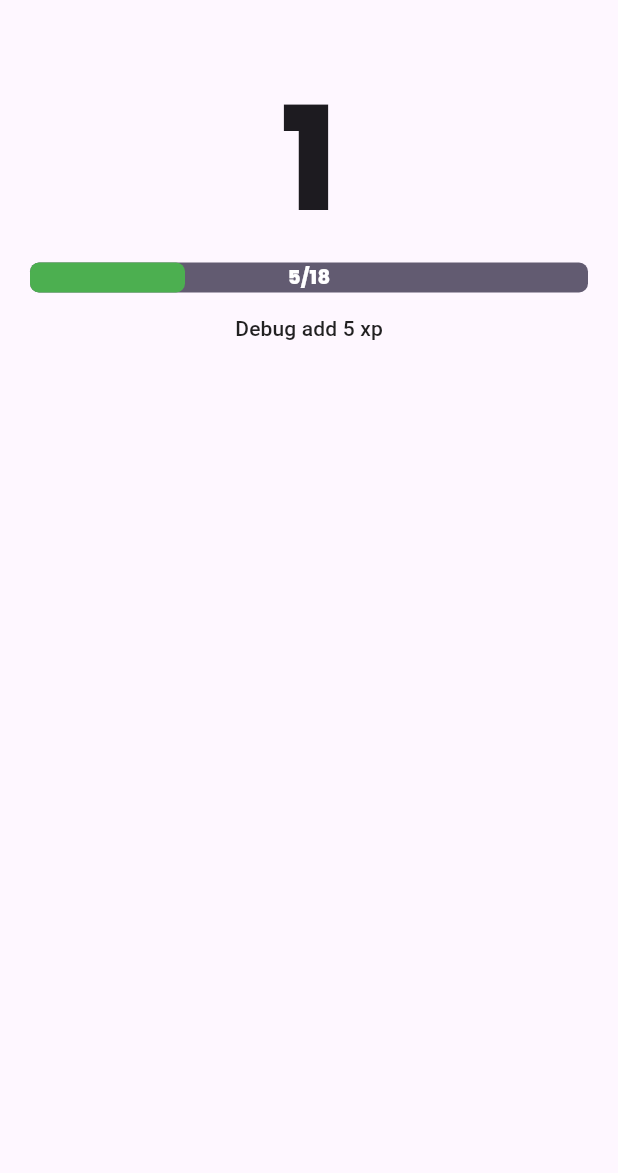
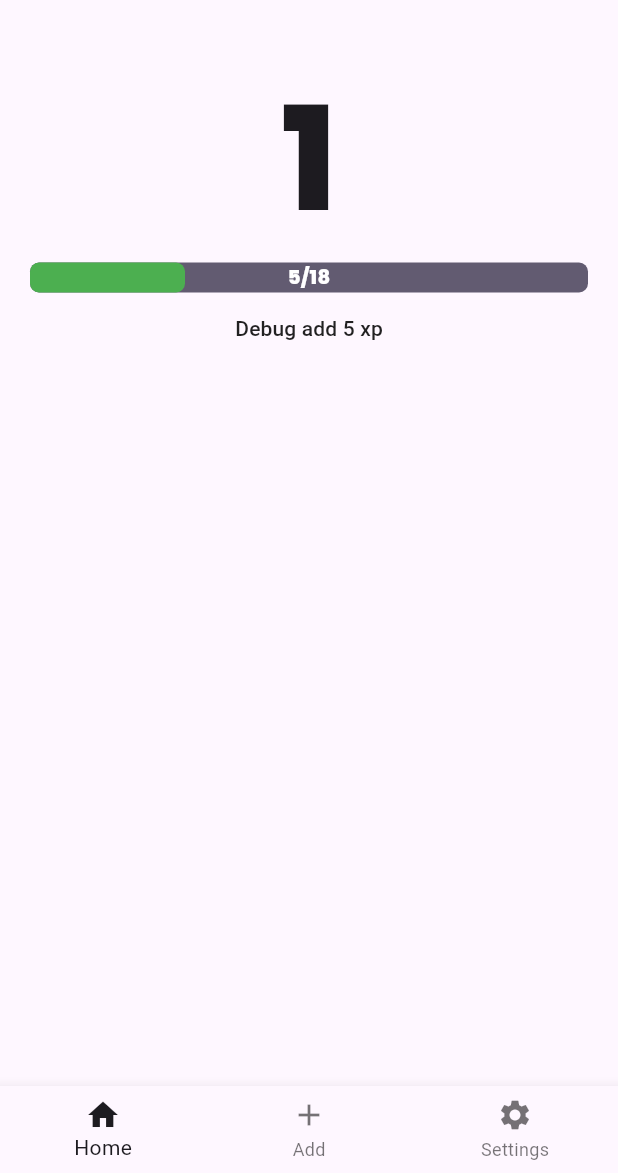
Before and after one commit to Notava1ble/levlin-flutter, a Flutter app: the screen it shows after launch, after a tap on "Debug add 5 xp", on a phone screen of 412 x 824 dp, the part 63-1236 px from its top. Run offline on Flutter 3.47's test engine with Material 3 defaults, Android fonts, the light colour scheme and no system bars; our stand-ins replace google_fonts, isar; accounts and stored records are empty; generated files the repository leaves out were written again.

Commit message:
Implement bottom navigation and add AddPage and SettingsPage

```diff
--- a/lib/main.dart
+++ b/lib/main.dart
@@ -1,6 +1,9 @@
 import 'package:flutter/material.dart';
 import 'package:levlin/database/quest_database.dart';
+import 'package:levlin/pages/add_page.dart';
 import 'package:levlin/pages/home_page.dart';
+import 'package:levlin/pages/settings_page.dart';
+import 'package:levlin/theme/theme_colors.dart';
 import 'package:levlin/theme/theme_provider.dart';
 import 'package:provider/provider.dart';
 
@@ -19,14 +22,58 @@ void main() async {
   );
 }
 
-class MainApp extends StatelessWidget {
+class MainApp extends StatefulWidget {
   const MainApp({super.key});
 
   @override
+  State<MainApp> createState() => _MainAppState();
+}
+
+class _MainAppState extends State<MainApp> {
+  int _selectedIndex = 0;
+  void _onItemTapped(int index) {
+    setState(() {
+      _selectedIndex = index;
+    });
+  }
+
+  @override
   Widget build(BuildContext context) {
-    return const MaterialApp(
+    return MaterialApp(
       debugShowCheckedModeBanner: false,
-      home: HomePage(),
+      home: Scaffold(
+        appBar: AppBar(
+          title: Text("Levlin", style: TextStyle(color: context.onSurface)),
+          elevation: 0,
+          backgroundColor: Colors.transparent,
+        ),
+        backgroundColor: context.surface,
+        bottomNavigationBar: Theme(
+          data: Theme.of(context).copyWith(
+            splashColor: Colors.transparent,
+            highlightColor: Colors.transparent,
+            splashFactory: NoSplash.splashFactory,
+          ),
+
+          child: BottomNavigationBar(
+            selectedItemColor: context.onSurface,
+            currentIndex: _selectedIndex,
+            onTap: _onItemTapped,
+            items: const [
+              BottomNavigationBarItem(icon: Icon(Icons.home), label: "Home"),
+              BottomNavigationBarItem(icon: Icon(Icons.add), label: "Add"),
+              BottomNavigationBarItem(
+                icon: Icon(Icons.settings),
+                label: "Settings",
+              ),
+            ],
+          ),
+        ),
+        body: IndexedStack(
+          index: _selectedIndex,
+          children: [HomePage(), AddPage(), SettingsPage()],
+        ),
+      ),
     );
   }
 }
--- /dev/null
+++ b/lib/pages/add_page.dart
@@ -0,0 +1,15 @@
+import 'package:flutter/material.dart';
+
+class AddPage extends StatefulWidget {
+  const AddPage({super.key});
+
+  @override
+  State<AddPage> createState() => _AddPageState();
+}
+
+class _AddPageState extends State<AddPage> {
+  @override
+  Widget build(BuildContext context) {
+    return Center(child: Text("Add Page"));
+  }
+}
--- a/lib/pages/home_page.dart
+++ b/lib/pages/home_page.dart
@@ -27,14 +27,7 @@ class _HomePageState extends State<HomePage> {
     final int level = questDatabase.level;
     final int xp = questDatabase.xp;
     final int xpNeeded = questDatabase.xpNeeded;
-    return Scaffold(
-      appBar: AppBar(
-        title: Text("Levlin", style: TextStyle(color: context.onSurface)),
-        elevation: 0,
-        backgroundColor: Colors.transparent,
-      ),
-      backgroundColor: context.surface,
-      body: Center(
+    return Center(
       child: Column(
         mainAxisAlignment: MainAxisAlignment.start,
         children: [
@@ -45,6 +38,7 @@ class _HomePageState extends State<HomePage> {
               style: GoogleFonts.poppins(
                 fontSize: 96,
                 fontWeight: FontWeight.w800,
+                color: context.onSurface,
               ),
             ),
           ),
@@ -57,7 +51,6 @@ class _HomePageState extends State<HomePage> {
           ),
           _buildQuestList(),
         ],
-        ),
       ),
     );
   }
--- /dev/null
+++ b/lib/pages/settings_page.dart
@@ -0,0 +1,15 @@
+import 'package:flutter/material.dart';
+
+class SettingsPage extends StatefulWidget {
+  const SettingsPage({super.key});
+
+  @override
+  State<SettingsPage> createState() => _SettingsPageState();
+}
+
+class _SettingsPageState extends State<SettingsPage> {
+  @override
+  Widget build(BuildContext context) {
+    return Center(child: Text("Settings Page"));
+  }
+}
```
Lines whose indentation alone changed are shown as unchanged.
